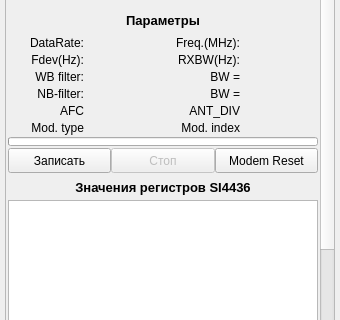
Before: the Qt Designer form ANDROID_FORMS/si4463_settings_form.ui in DavidSiegman/PLC_RF_Configurator, drawn with Qt 5; both pictures show x 0 to 340 and y 92 to 412 of the 340 by 560 pixel window.
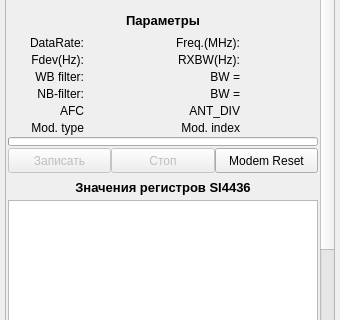
After: the same form once the commit is applied. Icons and pictures are not drawn.

```diff
--- a/ANDROID_FORMS/si4463_settings_form.ui
+++ b/ANDROID_FORMS/si4463_settings_form.ui
@@ -923,6 +923,9 @@
             </property>
             <item>
              <widget class="QPushButton" name="Write">
+              <property name="enabled">
+               <bool>false</bool>
+              </property>
               <property name="sizePolicy">
                <sizepolicy hsizetype="Minimum" vsizetype="Minimum">
                 <horstretch>0</horstretch>
```
Left out of the diff: 227 changed lines with no effect on the pictures.
